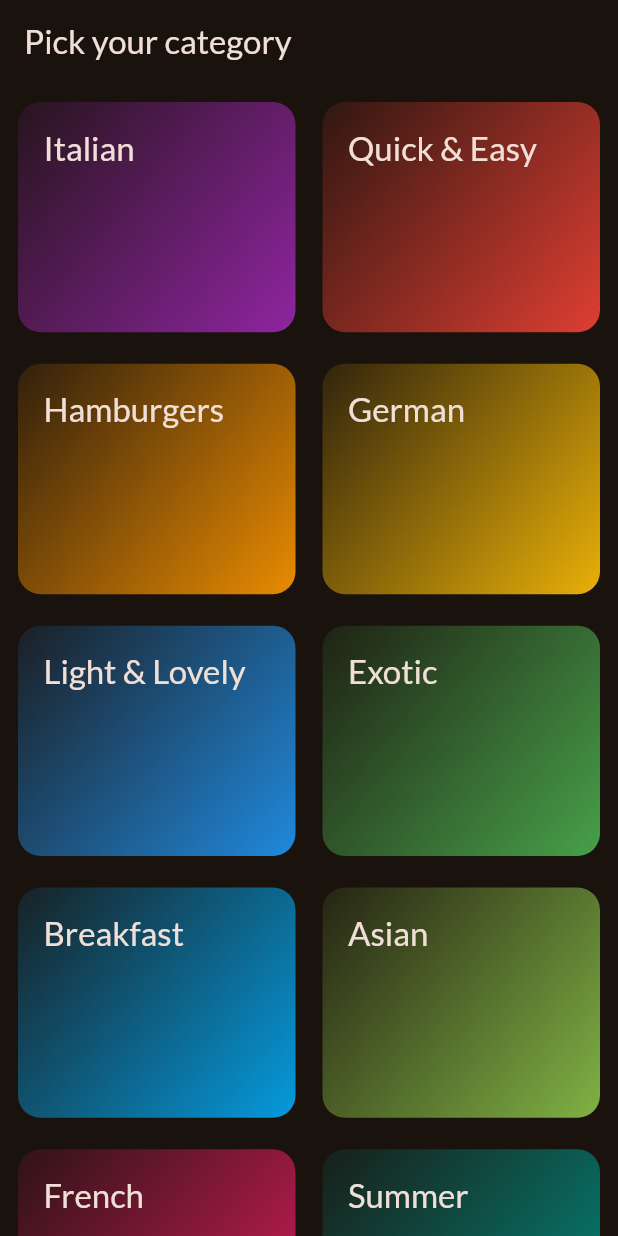
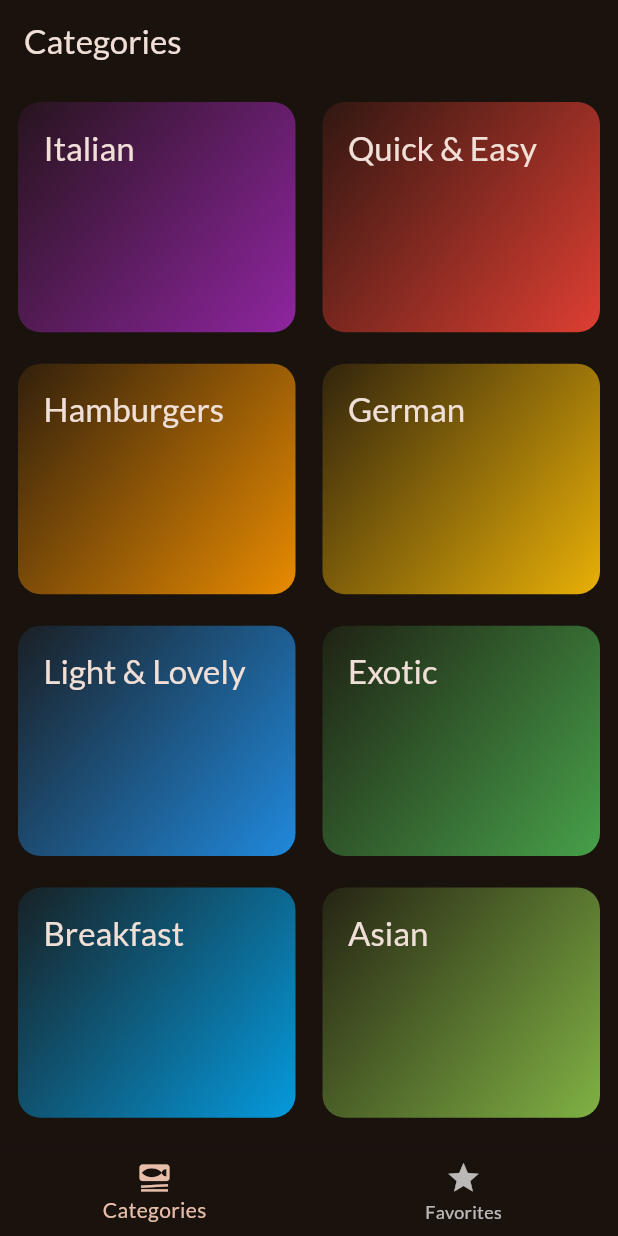
Before and after one commit to yadavXraju/Meals, a Flutter app: the screen it shows after launch, on a phone screen of 412 x 824 dp. Run offline on Flutter 3.47's test engine with Material 3 defaults, Android fonts, the phone set to English and light mode, and no system bars; our stand-ins replace google_fonts, transparent_image.

Commit message:
third commit

```diff
--- a/meals/lib/main.dart
+++ b/meals/lib/main.dart
@@ -1,6 +1,7 @@
 import 'package:flutter/material.dart';
 import 'package:google_fonts/google_fonts.dart';
-import 'package:meals/screens/categories.dart';
+
+import 'package:meals/screens/tabs.dart';
 
 final theme = ThemeData(
   colorScheme: ColorScheme.fromSeed(
@@ -21,7 +22,7 @@ class App extends StatelessWidget {
   Widget build(BuildContext context) {
     return MaterialApp(
       theme: theme,
-      home: const CategoriesScreen(),
+      home: const TabsScreen(),
     );
   }
 }
--- a/meals/lib/screens/categories.dart
+++ b/meals/lib/screens/categories.dart
@@ -22,11 +22,7 @@ class CategoriesScreen extends StatelessWidget {
 
   @override
   Widget build(BuildContext context) {
-    return Scaffold(
-      appBar: AppBar(
-        title: const Text('Pick your category'),
-      ),
-      body: GridView(
+    return GridView(
       padding: const EdgeInsets.all(12),
       gridDelegate: const SliverGridDelegateWithFixedCrossAxisCount(
         crossAxisCount: 2,
@@ -43,7 +39,6 @@ class CategoriesScreen extends StatelessWidget {
             },
           )
       ],
-      ),
     );
   }
 }
--- /dev/null
+++ b/meals/lib/screens/tabs.dart
@@ -0,0 +1,54 @@
+import 'package:flutter/foundation.dart';
+import 'package:flutter/material.dart';
+import 'package:meals/main.dart';
+import 'package:meals/screens/categories.dart';
+import 'package:meals/screens/meals.dart';
+
+class TabsScreen extends StatefulWidget {
+  const TabsScreen({super.key});
+  @override
+  State<StatefulWidget> createState() {
+    return _TabsScreenState();
+  }
+}
+
+class _TabsScreenState extends State<TabsScreen> {
+  int _selectedPageIndex = 0;
+
+  void _selectPage(int index) {
+    setState(() {
+      _selectedPageIndex = index;
+    });
+  }
+
+  @override
+  Widget build(BuildContext context) {
+    Widget activePage = const CategoriesScreen();
+    var activePageTitle = 'Categories';
+
+    if (_selectedPageIndex == 1) {
+      activePage = MealsScreen(meals: []);
+
+      activePageTitle = 'Your Favorites';
+    }
+
+    return Scaffold(
+      appBar: AppBar(
+        title: Text(activePageTitle),
+      ),
+      body: activePage,
+      bottomNavigationBar: BottomNavigationBar(
+        onTap: _selectPage,
+        currentIndex: _selectedPageIndex,
+        items: [
+          BottomNavigationBarItem(
+              icon: Icon(Icons.set_meal), label: 'Categories'),
+          BottomNavigationBarItem(
+            icon: Icon(Icons.star),
+            label: 'Favorites',
+          ),
+        ],
+      ),
+    );
+  }
+}
```
Also changed, not shown: meals/lib/screens/mealDetailScreen.dart (+58 -3 lines), meals/lib/screens/meals.dart (+22 -4 lines), meals/lib/widgets/meal_item.dart (+5 -5 lines). Lines whose indentation alone changed are shown as unchanged.
